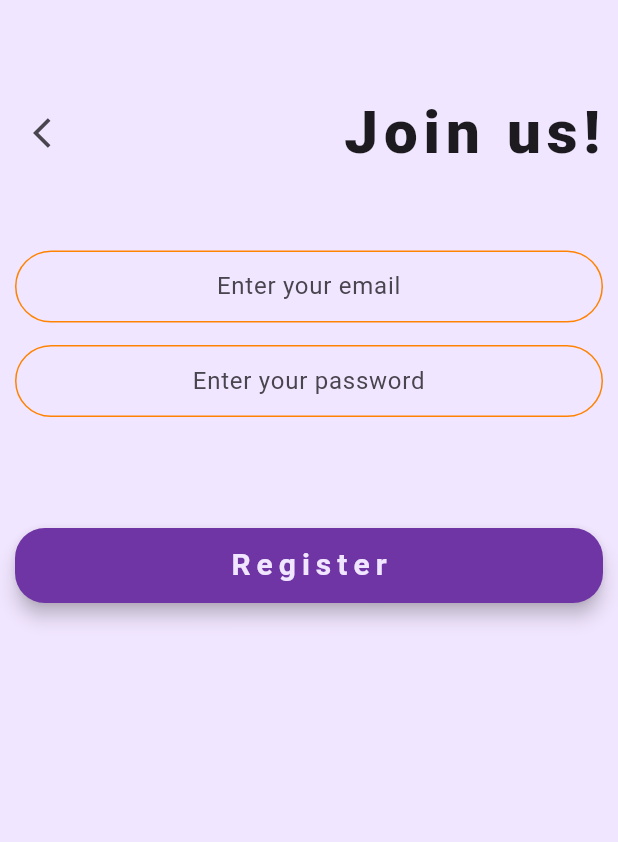
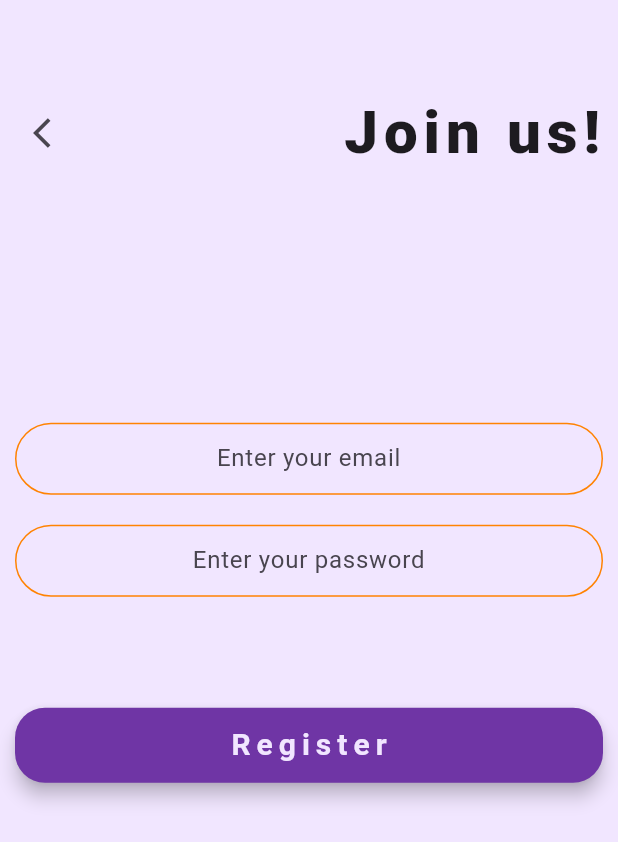
Before and after one commit to Anuj2656/Library_management_system, a Flutter app: the screen it shows after launch, after a tap on "Register", on a phone screen of 412 x 824 dp. Shown: the top 842 px of the screen. Run offline on Flutter 3.47's test engine with Material 3 defaults, Android fonts, the light colour scheme and no system bars; drawn by our look-alikes of modal_progress_hud_nsn; our stand-ins replace cloud_firestore, firebase_auth, firebase_core; accounts and stored records are empty.

Commit message:
Initial commit

```diff
--- a/lib/constants.dart
+++ b/lib/constants.dart
@@ -7,7 +7,7 @@ const Color brown = Color(0xFF6F35A5);
 const Color black = Color.fromRGBO(27, 26, 23, 1);
 
 const kWelcomeScreen = TextStyle(
-  fontSize: 60,
+  fontSize: 40,
   fontWeight: FontWeight.bold,
   color: brown,
 );
--- a/lib/main.dart
+++ b/lib/main.dart
@@ -27,7 +27,7 @@ class MyApp extends StatelessWidget {
       builder: (context, snapshot) {
         return MaterialApp(
           debugShowCheckedModeBanner: false,
-          title: 'Librarian',
+          title: 'Library Management System',
           initialRoute: welcomeId,
           routes: {
             welcomeId: (context) => WelcomeScreen(),
--- a/lib/screens/login.dart
+++ b/lib/screens/login.dart
@@ -54,7 +54,7 @@ class _LoginState extends State<Login> {
                ],
               ),
                 SizedBox(
-                  height: 50,
+                  height: MediaQuery.of(context).size.height * 0.2,
                 ),
                 TextField(
                   keyboardType: TextInputType.emailAddress,
@@ -117,7 +117,7 @@ class _LoginState extends State<Login> {
                       setSpin();
                     } catch (e) {
                       print("message is : $e");
-                      showMyDialog(context, e.toString());
+                     // showMyDialog(context, e.toString());
                       setSpin();
                     }
                   },
@@ -180,7 +180,7 @@ Navigator.pop(context);
                   ],
                 ),
                 SizedBox(
-                  height: 50,
+                  height: MediaQuery.of(context).size.height * 0.2,
                 ),
                 TextField(
                   keyboardType: TextInputType.emailAddress,
--- a/lib/screens/register.dart
+++ b/lib/screens/register.dart
@@ -52,7 +52,7 @@ Navigator.pop(context);
                 ],
                 ),
                 SizedBox(
-                  height: 50,
+                  height: MediaQuery.of(context).size.height * 0.2,
                 ),
                 TextField(
                   keyboardType: TextInputType.emailAddress,
@@ -64,7 +64,7 @@ Navigator.pop(context);
                       hintText: 'Enter your email'),
                 ),
                 SizedBox(
-                  height: 15,
+                  height: 20,
                 ),
                 TextField(
                   obscureText: true,
--- a/lib/screens/welcomeScreen.dart
+++ b/lib/screens/welcomeScreen.dart
@@ -31,7 +31,7 @@ class WelcomeScreen extends StatelessWidget {
                 height: 40,
               ),
               Text(
-                "Librarian",
+                "Library Management System",
                 style: kWelcomeScreen,
               ),
               SizedBox(
```
